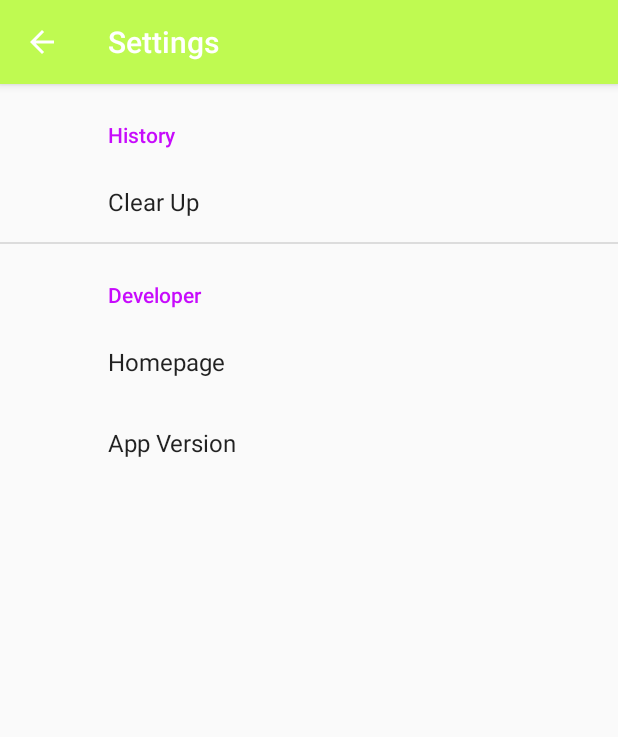
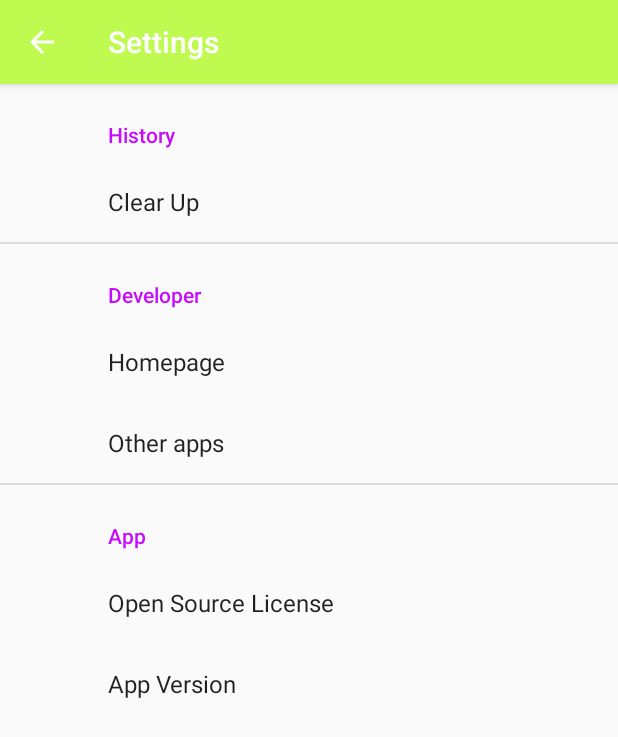
Before and after one commit to Dookong/Shortify, an Android app: the SettingActivity screen opened directly, with no data from a screen before it, on a phone screen of 412 x 824 dp. Shown: the top 737 px of the screen. Run offline under Robolectric (Android 15) with nearby library versions, the phone set to English and light mode, and no system bars; our stand-ins replace androidx.preference; libraries missing offline, so code that uses them is left out: de.psdev.licensesdialog, splitties.toast.toast.

Commit message:
license dialog

```diff
--- a/app/build.gradle
+++ b/app/build.gradle
@@ -22,6 +22,10 @@ android {
             minifyEnabled false
             proguardFiles getDefaultProguardFile('proguard-android-optimize.txt'), 'proguard-rules.pro'
         }
+    }
+    compileOptions {
+        sourceCompatibility = 1.8
+        targetCompatibility = 1.8
     }
 }
 
@@ -49,6 +53,7 @@ dependencies {
     implementation 'com.github.MohamedWessam:no-internet-layout:0.1.1'
     implementation 'com.github.mejdi14:Flat-Dialog-Android:1.0.4'
     implementation 'androidx.preference:preference:1.1.0'
+    implementation 'de.psdev.licensesdialog:licensesdialog:2.1.0'
 
     //Room
     implementation 'androidx.room:room-runtime:2.2.3'
--- a/app/src/main/res/values/strings.xml
+++ b/app/src/main/res/values/strings.xml
@@ -21,4 +21,7 @@
     <string name="dup">Copy to clipboard</string>
     <string name="open">Open in browser</string>
     <string name="delete">Delete</string>
+    <string name="app">App</string>
+    <string name="license">Open Source License</string>
+    <string name="other_app">Other apps</string>
 </resources>
--- a/app/src/main/res/xml/settings_preference.xml
+++ b/app/src/main/res/xml/settings_preference.xml
@@ -13,6 +13,15 @@
             android:key="homepage"
             android:title="@string/homepage"/>
         <androidx.preference.PreferenceScreen
+            android:key="other_app"
+            android:title="@string/other_app" />
+    </PreferenceCategory>
+
+    <PreferenceCategory android:title="@string/app">
+        <androidx.preference.PreferenceScreen
+            android:key="license"
+            android:title="@string/license"/>
+        <androidx.preference.PreferenceScreen
             android:key="version"
             android:title="@string/version"
             android:summary="1.0.0"/>
```
Also changed, not shown: app/src/main/java/dk/shortify/activity/SettingActivity.kt (+39 -0 lines), 1 other file.
